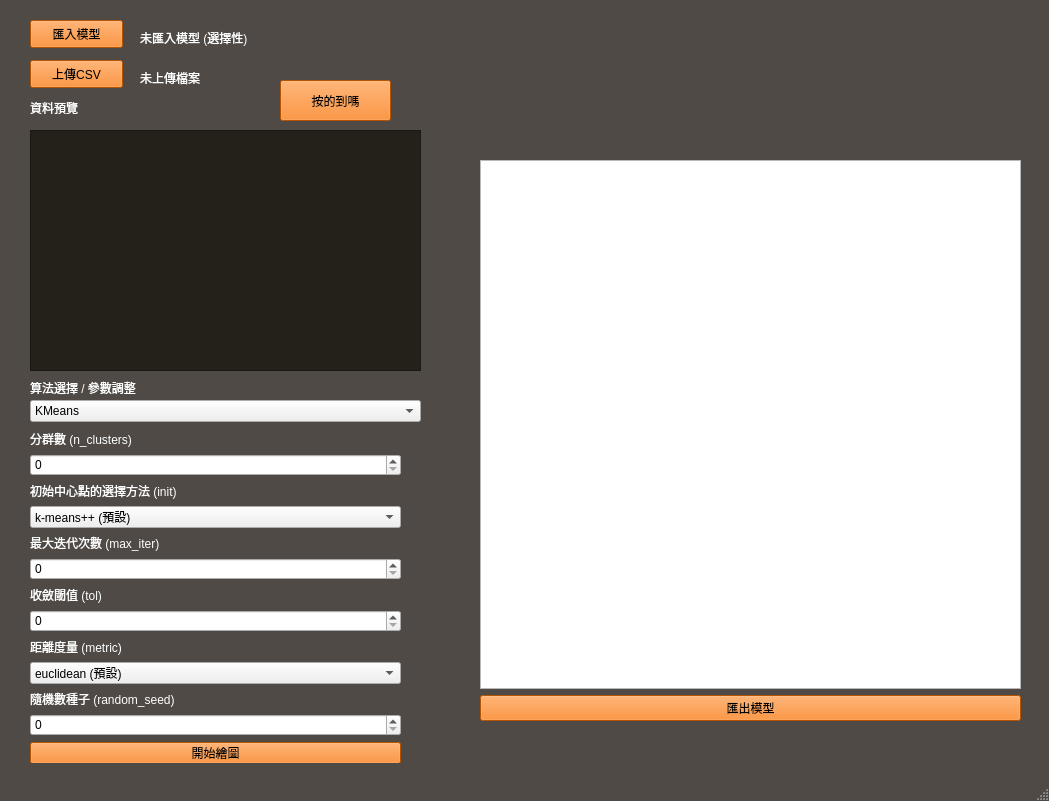
lisheng-yao/spyder_workspace_W, file QT/testMVC.ui: the form before one commit.
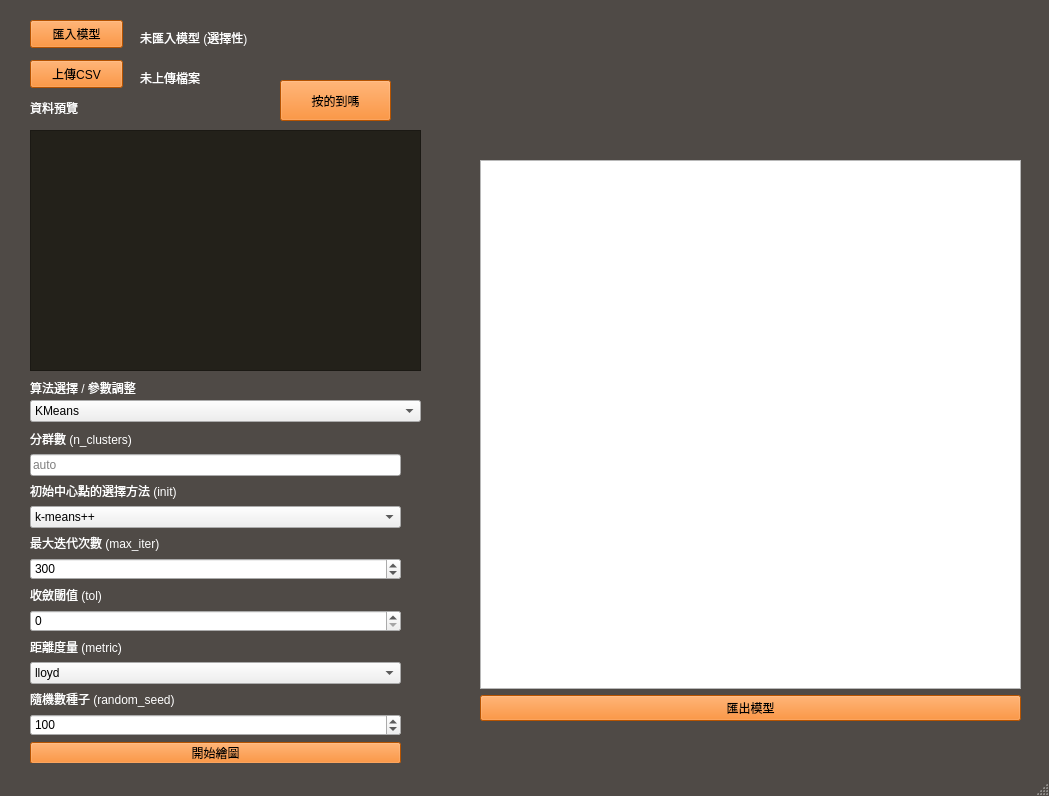
The form after the commit.

The edit to the form file:
```diff
--- a/QT/testMVC.ui
+++ b/QT/testMVC.ui
@@ -7,7 +7,7 @@
     <x>0</x>
     <y>0</y>
     <width>1049</width>
-    <height>801</height>
+    <height>796</height>
    </rect>
   </property>
   <property name="windowTitle">
@@ -272,15 +272,9 @@
         </widget>
        </item>
        <item>
-        <widget class="QSpinBox" name="spinBox_n_clusters">
-         <property name="sizePolicy">
-          <sizepolicy hsizetype="Minimum" vsizetype="Fixed">
-           <horstretch>0</horstretch>
-           <verstretch>0</verstretch>
-          </sizepolicy>
-         </property>
-         <property name="toolTip">
-          <string>&lt;html&gt;&lt;head/&gt;&lt;body&gt;&lt;p&gt;&lt;span style=&quot; font-weight:600;&quot;&gt;簇的數量 (n_clusters):&lt;/span&gt;&lt;/p&gt;&lt;ul style=&quot;margin-top: 0px; margin-bottom: 0px; margin-left: 0px; margin-right: 0px; -qt-list-indent: 1;&quot;&gt;&lt;li style=&quot; margin-top:12px; margin-bottom:0px; margin-left:0px; margin-right:0px; -qt-block-indent:0; text-indent:0px;&quot;&gt;描述：指定要將數據分割成的簇的數量。&lt;/li&gt;&lt;li style=&quot; margin-top:0px; margin-bottom:12px; margin-left:0px; margin-right:0px; -qt-block-indent:0; text-indent:0px;&quot;&gt;推薦：使用者可能需要根據數據的性質和業務需求選擇適當的簇數量。可以嘗試不同的簇數量，然後使用一些評估指標（如輪廓系數、肘部法則等）來選擇最佳的簇數量。&lt;/li&gt;&lt;/ul&gt;&lt;/body&gt;&lt;/html&gt;</string>
+        <widget class="QLineEdit" name="lineEdit_n_clusters">
+         <property name="placeholderText">
+          <string>auto</string>
          </property>
         </widget>
        </item>
@@ -307,7 +301,7 @@
          </property>
          <item>
           <property name="text">
-           <string>k-means++ (預設)</string>
+           <string>k-means++</string>
           </property>
          </item>
          <item>
@@ -342,6 +336,15 @@
          <property name="toolTip">
           <string>&lt;html&gt;&lt;head/&gt;&lt;body&gt;&lt;p&gt;&lt;span style=&quot; font-weight:600;&quot;&gt;最大迭代次數 (max_iter):&lt;/span&gt;&lt;/p&gt;&lt;ul style=&quot;margin-top: 0px; margin-bottom: 0px; margin-left: 0px; margin-right: 0px; -qt-list-indent: 1;&quot;&gt;&lt;li style=&quot; margin-top:12px; margin-bottom:0px; margin-left:0px; margin-right:0px; -qt-block-indent:0; text-indent:0px;&quot;&gt;描述：指定算法運行的最大迭代次數。&lt;/li&gt;&lt;li style=&quot; margin-top:0px; margin-bottom:12px; margin-left:0px; margin-right:0px; -qt-block-indent:0; text-indent:0px;&quot;&gt;推薦：根據數據的複雜性和規模，選擇一個適當的迭代次數。如果算法在指定次數內沒有收斂，可以嘗試增加這個值。&lt;/li&gt;&lt;/ul&gt;&lt;/body&gt;&lt;/html&gt;</string>
          </property>
+         <property name="minimum">
+          <number>1</number>
+         </property>
+         <property name="maximum">
+          <number>99999</number>
+         </property>
+         <property name="value">
+          <number>300</number>
+         </property>
         </widget>
        </item>
        <item>
@@ -390,7 +393,7 @@
          </property>
          <item>
           <property name="text">
-           <string>euclidean (預設)</string>
+           <string>lloyd</string>
           </property>
          </item>
          <item>
@@ -431,6 +434,12 @@
          <property name="toolTip">
           <string>&lt;html&gt;&lt;head/&gt;&lt;body&gt;&lt;p&gt;&lt;span style=&quot; font-weight:600;&quot;&gt;隨機數種子 (random_state):&lt;/span&gt;&lt;/p&gt;&lt;ul style=&quot;margin-top: 0px; margin-bottom: 0px; margin-left: 0px; margin-right: 0px; -qt-list-indent: 1;&quot;&gt;&lt;li style=&quot; margin-top:12px; margin-bottom:0px; margin-left:0px; margin-right:0px; -qt-block-indent:0; text-indent:0px;&quot;&gt;描述：指定隨機數生成器的種子，以確保每次運行都得到相同的結果。&lt;/li&gt;&lt;li style=&quot; margin-top:0px; margin-bottom:12px; margin-left:0px; margin-right:0px; -qt-block-indent:0; text-indent:0px;&quot;&gt;推薦：在調試和複現實驗結果時使用，可以使結果更可控。&lt;/li&gt;&lt;/ul&gt;&lt;/body&gt;&lt;/html&gt;</string>
          </property>
+         <property name="maximum">
+          <number>999999</number>
+         </property>
+         <property name="value">
+          <number>100</number>
+         </property>
         </widget>
        </item>
        <item>
```
Left out of the diff: 12 changed lines with no effect on the pictures.
